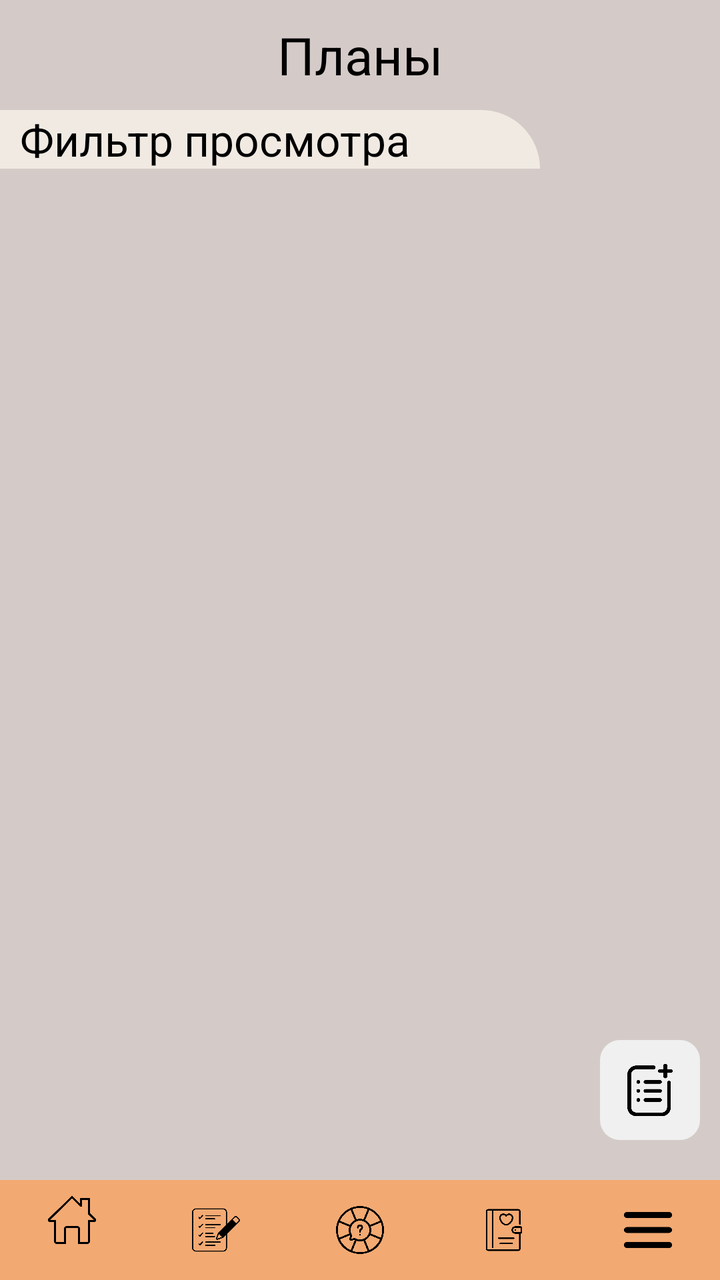
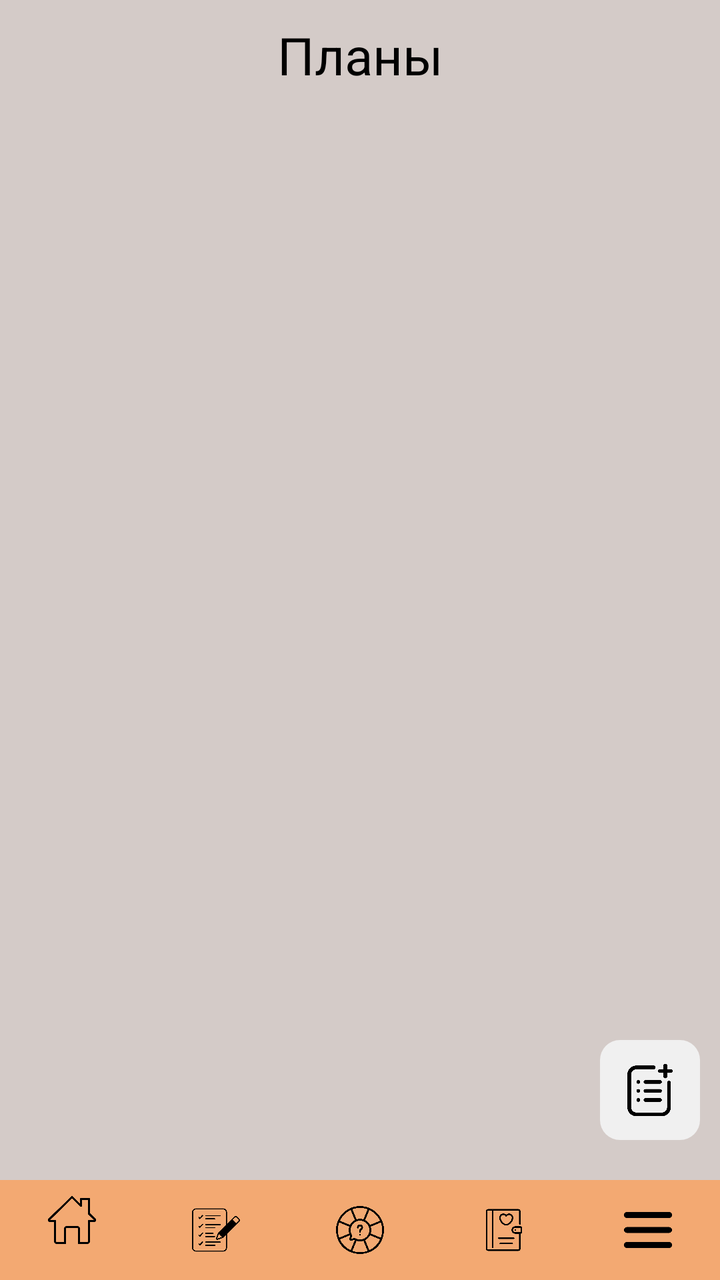

Before-and-after screenshots of an Android layout around one commit, followed by the original layout XML and the change that was made.
<!-- AndroidManifest.xml: application theme Theme.Assistant -->
<!-- res/layout/activity_plans.xml -->
<?xml version="1.0" encoding="utf-8"?>
<layout>
    <data>
        <variable
            name="viewModel"
            type="com.example.assistant.viewmodel.PlansViewModel" />
    </data>
<RelativeLayout xmlns:android="http://schemas.android.com/apk/res/android"
    xmlns:app="http://schemas.android.com/apk/res-auto"
    xmlns:tools="http://schemas.android.com/tools"
    android:layout_width="match_parent"
    android:layout_height="match_parent"
    android:background="@color/background_main"
    tools:context=".MainActivity"
    android:scrollbars="vertical">

   <TextView
       android:layout_width="match_parent"
       android:layout_height="wrap_content"
       android:id="@+id/textPlans"
       android:text="Планы"
       android:textSize="26dp"
       android:gravity="center"
       android:textColor="@color/black"
       android:paddingVertical="10dp"/>

    <ScrollView
        android:layout_width="match_parent"
        android:layout_height="match_parent"
        android:id="@+id/scroll"
        android:layout_below="@+id/textPlans">
        <RelativeLayout
            android:layout_width="match_parent"
            android:layout_height="wrap_content"
            android:orientation="vertical">

            <LinearLayout
                android:layout_width="270dp"
                android:layout_height="wrap_content"
                android:id="@+id/filterBtnView"
                android:background="@drawable/filter_shape"
                android:orientation="horizontal">
                <TextView
                    android:layout_width="wrap_content"
                    android:layout_height="wrap_content"
                    android:id="@+id/filterText"
                    android:text="Фильтр просмотра"
                    android:textSize="22dp"
                    android:textColor="@color/black"
                    android:paddingStart="10dp"
                    />
                <ImageButton
                    android:layout_width="35dp"
                    android:layout_height="35dp"
                    android:id="@+id/filterPlansBtn"
                    android:src="@drawable/tick"
                    android:scaleType="fitCenter"
                    android:padding="5dp"
                    android:backgroundTint="@color/bottom_menu"
                    android:layout_marginLeft="10dp"
                    android:visibility="gone"
                    />

            </LinearLayout>


            <LinearLayout
                android:layout_width="270dp"
                android:layout_height="wrap_content"
                android:layout_below="@+id/filterBtnView"
                android:id="@+id/filterView"
                android:visibility="gone"
                android:background="@color/filter_bcg"
                android:orientation="vertical"
                android:paddingBottom="10dp">

                <LinearLayout
                    android:layout_width="match_parent"
                    android:layout_height="match_parent"
                    android:id="@+id/dateLL"
                    android:orientation="horizontal">

                    <CheckBox
                        android:id="@+id/checkBoxDateF"
                        android:layout_width="wrap_content"
                        android:layout_height="wrap_content"
                        android:checked="false"/>

                    <TextView
                        android:layout_width="wrap_content"
                        android:layout_height="wrap_content"
                        android:id="@+id/dateText"
                        android:textSize="20dp"
                        android:layout_gravity="center"
                        android:gravity="center"
                        android:textColor="@color/black"
                        android:text="Дата: "/>
                    <EditText
                        android:layout_width="match_parent"
                        android:layout_height="wrap_content"
                        android:id="@+id/addDateFilter"
                        android:inputType="date"
                        android:background="@color/background_main"
                        android:layout_marginHorizontal="10dp"
                        android:textSize="20dp"
                        android:hint="ДД.ММ.ГГГГ"
                        android:onClick="setDate"
                        />

                </LinearLayout>

                <LinearLayout
                    android:layout_width="match_parent"
                    android:layout_height="wrap_content"
                    android:id="@+id/changesLL"
                    android:orientation="horizontal">

                    <CheckBox
                        android:id="@+id/checkBoxChangesF"
                        android:layout_width="wrap_content"
                        android:layout_height="wrap_content"
                        android:checked="false"/>

                    <TextView
                        android:layout_width="wrap_content"
                        android:layout_height="wrap_content"
                        android:id="@+id/changesText"
                        android:textSize="20dp"
                        android:layout_gravity="center"
                        android:textColor="@color/black"
                        android:text="По дате последних изменений" />

                </LinearLayout>

            </LinearLayout>


            <androidx.recyclerview.widget.RecyclerView
                android:layout_width="match_parent"
                android:layout_height="wrap_content"
                android:id="@+id/allPlansRecyclerView"
                android:layout_below="@+id/filterView"
                android:layout_marginTop="3dp" />


        </RelativeLayout>

    </ScrollView>

    <ImageButton
        android:layout_width="50dp"
        android:layout_height="50dp"
        android:id="@+id/addPlansBtn"
        android:src="@drawable/add_plus3"
        android:scaleType="fitCenter"
        android:padding="10dp"
        android:background="@drawable/image_btn_style"
        android:layout_alignParentBottom="true"
        android:layout_marginBottom="70dp"
        android:layout_marginRight="10dp"
        android:layout_alignParentRight="true"
        />

    <com.google.android.material.bottomnavigation.BottomNavigationView
        android:id="@+id/bottomNavigationView"
        android:layout_width="match_parent"
        android:layout_height="50dp"
        android:background="@color/bottom_menu"
        style="@style/Widget.MaterialComponents.BottomNavigationView.Colored"
        app:itemIconTint="@color/black"


        android:layout_alignParentBottom="true"
        app:menu="@menu/bottom_menu"

        />

</RelativeLayout>
</layout>
<!-- resources referenced by this layout -->
<resources>
  <color name="background_main">#FFD4CBC8</color>
  <color name="black">#FF000000</color>
  <color name="bottom_menu">#FFF3A972</color>
  <color name="filter_bcg">#FFF0EAE2</color>
  <!-- drawable add_plus3: png bitmap (drawable, 9426 bytes) -->
  <!-- drawable filter_shape (drawable) -->
  <?xml version="1.0" encoding="utf-8"?>
  <shape xmlns:android="http://schemas.android.com/apk/res/android"
      android:shape="rectangle">
      <solid android:color="@color/filter_bcg"/>
      <corners android:topRightRadius="1000dp"/>
  </shape>
  <!-- drawable image_btn_style (drawable) -->
  <?xml version="1.0" encoding="utf-8"?>
  <shape xmlns:android="http://schemas.android.com/apk/res/android">
      <solid android:color="@color/background2"/>
      <corners android:radius="10.0dp"/>
  </shape>
  <!-- drawable tick: png bitmap (drawable, 3143 bytes) -->
  <style name="Theme.Assistant" parent="Base.Theme.Assistant" />
  <color name="background2">#FFF0F0F0</color>
  <style name="Base.Theme.Assistant" parent="Theme.Material3.DayNight.NoActionBar">
          
          
          <item name="colorPrimary">@color/background_main</item>
  
          <item name="android:spinnerItemStyle">
              @style/spinnerItemStyle
          </item>
  
          
          <item name="android:spinnerDropDownItemStyle">
              @style/spinnerDropDownItemStyle
          </item>
  
      </style>
  <style name="spinnerItemStyle">
  
          <item name="android:textStyle">normal</item>
          <item name="android:paddingHorizontal">20dp</item>
          <item name="android:textSize">20sp</item>
          <item name="android:textColor">@color/black</item>
      </style>
  <style name="spinnerDropDownItemStyle">
          <item name="android:paddingHorizontal">20dp</item>
          <item name="android:paddingVertical">10dp</item>
          <item name="android:textSize">20sp</item>
          <item name="android:textColor">@color/black</item>
      </style>
</resources>

<!-- the commit's change to res/layout/activity_plans.xml (unified diff, before → after) -->
@@ -34,112 +34,10 @@
             android:layout_height="wrap_content"
             android:orientation="vertical">
 
-            <LinearLayout
-                android:layout_width="270dp"
-                android:layout_height="wrap_content"
-                android:id="@+id/filterBtnView"
-                android:background="@drawable/filter_shape"
-                android:orientation="horizontal">
-                <TextView
-                    android:layout_width="wrap_content"
-                    android:layout_height="wrap_content"
-                    android:id="@+id/filterText"
-                    android:text="Фильтр просмотра"
-                    android:textSize="22dp"
-                    android:textColor="@color/black"
-                    android:paddingStart="10dp"
-                    />
-                <ImageButton
-                    android:layout_width="35dp"
-                    android:layout_height="35dp"
-                    android:id="@+id/filterPlansBtn"
-                    android:src="@drawable/tick"
-                    android:scaleType="fitCenter"
-                    android:padding="5dp"
-                    android:backgroundTint="@color/bottom_menu"
-                    android:layout_marginLeft="10dp"
-                    android:visibility="gone"
-                    />
-
-            </LinearLayout>
-
-
-            <LinearLayout
-                android:layout_width="270dp"
-                android:layout_height="wrap_content"
-                android:layout_below="@+id/filterBtnView"
-                android:id="@+id/filterView"
-                android:visibility="gone"
-                android:background="@color/filter_bcg"
-                android:orientation="vertical"
-                android:paddingBottom="10dp">
-
-                <LinearLayout
-                    android:layout_width="match_parent"
-                    android:layout_height="match_parent"
-                    android:id="@+id/dateLL"
-                    android:orientation="horizontal">
-
-                    <CheckBox
-                        android:id="@+id/checkBoxDateF"
-                        android:layout_width="wrap_content"
-                        android:layout_height="wrap_content"
-                        android:checked="false"/>
-
-                    <TextView
-                        android:layout_width="wrap_content"
-                        android:layout_height="wrap_content"
-                        android:id="@+id/dateText"
-                        android:textSize="20dp"
-                        android:layout_gravity="center"
-                        android:gravity="center"
-                        android:textColor="@color/black"
-                        android:text="Дата: "/>
-                    <EditText
-                        android:layout_width="match_parent"
-                        android:layout_height="wrap_content"
-                        android:id="@+id/addDateFilter"
-                        android:inputType="date"
-                        android:background="@color/background_main"
-                        android:layout_marginHorizontal="10dp"
-                        android:textSize="20dp"
-                        android:hint="ДД.ММ.ГГГГ"
-                        android:onClick="setDate"
-                        />
-
-                </LinearLayout>
-
-                <LinearLayout
-                    android:layout_width="match_parent"
-                    android:layout_height="wrap_content"
-                    android:id="@+id/changesLL"
-                    android:orientation="horizontal">
-
-                    <CheckBox
-                        android:id="@+id/checkBoxChangesF"
-                        android:layout_width="wrap_content"
-                        android:layout_height="wrap_content"
-                        android:checked="false"/>
-
-                    <TextView
-                        android:layout_width="wrap_content"
-                        android:layout_height="wrap_content"
-                        android:id="@+id/changesText"
-                        android:textSize="20dp"
-                        android:layout_gravity="center"
-                        android:textColor="@color/black"
-                        android:text="По дате последних изменений" />
-
-                </LinearLayout>
-
-            </LinearLayout>
-
-
             <androidx.recyclerview.widget.RecyclerView
                 android:layout_width="match_parent"
                 android:layout_height="wrap_content"
                 android:id="@+id/allPlansRecyclerView"
-                android:layout_below="@+id/filterView"
                 android:layout_marginTop="3dp" />
 
 
<!-- resource entries referenced after the edit -->
@@ -3,22 +3,13 @@
   <color name="background_main">#FFD4CBC8</color>
   <color name="black">#FF000000</color>
   <color name="bottom_menu">#FFF3A972</color>
-  <color name="filter_bcg">#FFF0EAE2</color>
   <!-- drawable add_plus3: png bitmap (drawable, 9426 bytes) -->
-  <!-- drawable filter_shape (drawable) -->
-  <?xml version="1.0" encoding="utf-8"?>
-  <shape xmlns:android="http://schemas.android.com/apk/res/android"
-      android:shape="rectangle">
-      <solid android:color="@color/filter_bcg"/>
-      <corners android:topRightRadius="1000dp"/>
-  </shape>
   <!-- drawable image_btn_style (drawable) -->
   <?xml version="1.0" encoding="utf-8"?>
   <shape xmlns:android="http://schemas.android.com/apk/res/android">
       <solid android:color="@color/background2"/>
       <corners android:radius="10.0dp"/>
   </shape>
-  <!-- drawable tick: png bitmap (drawable, 3143 bytes) -->
   <style name="Theme.Assistant" parent="Base.Theme.Assistant" />
   <color name="background2">#FFF0F0F0</color>
   <style name="Base.Theme.Assistant" parent="Theme.Material3.DayNight.NoActionBar">
